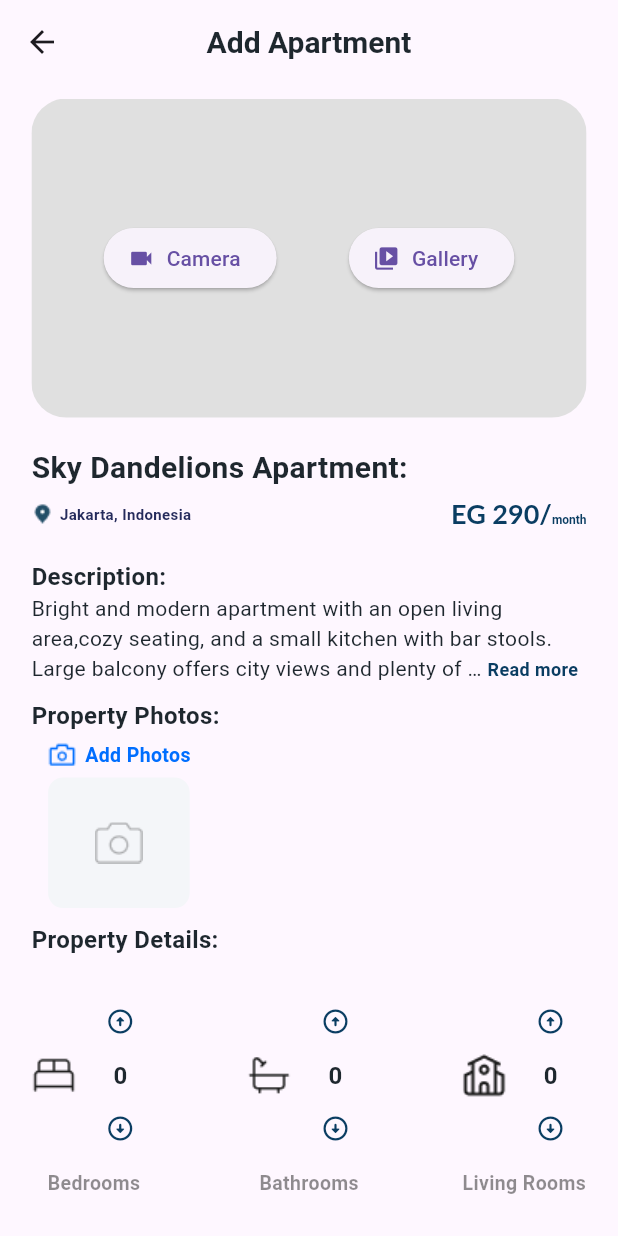
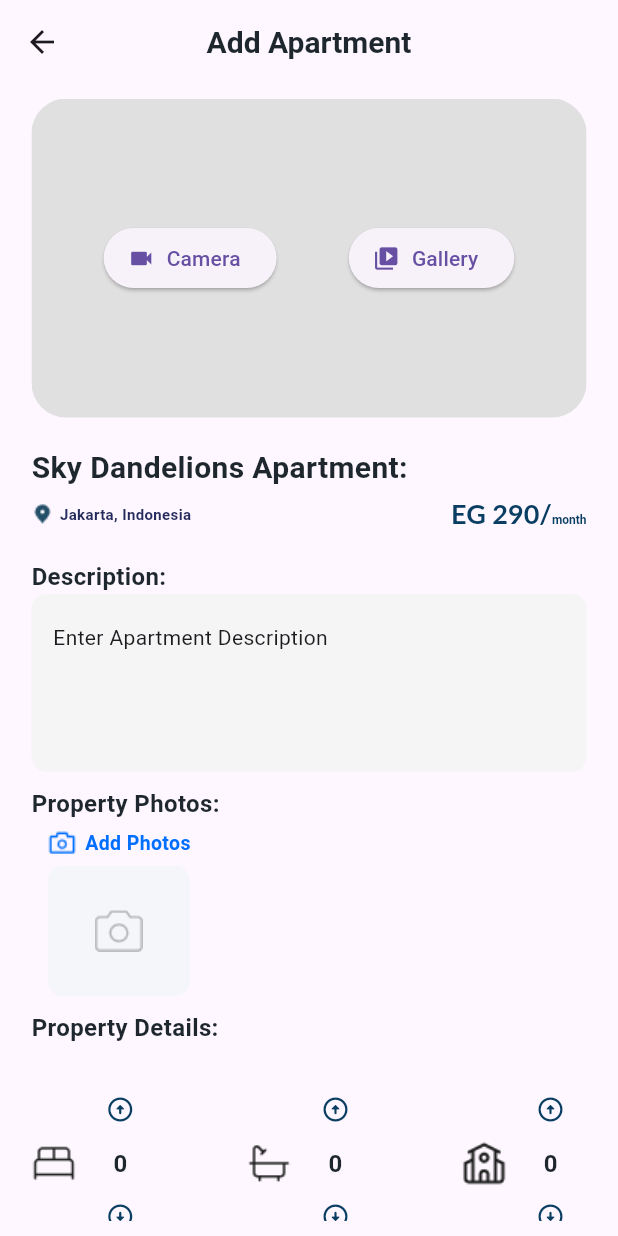
Before and after one commit to samersad/sokon, a Flutter app: the AddApartment screen opened by its route, on a phone screen of 412 x 824 dp. Run offline on Flutter 3.47's test engine with Material 3 defaults, Android fonts, the light colour scheme and no system bars; drawn by our look-alikes of readmore; our stand-ins replace animated_bottom_navigation_bar, auto_size_text, flutter_screenutil, fluttertoast, geocoding, geolocator and 6 more; Roboto replaces fonts that are missing (Lato, Montserrat, Poppins).

Commit message:
apartment_details ui

```diff
--- a/lib/core/utils/app_assets.dart
+++ b/lib/core/utils/app_assets.dart
@@ -35,5 +35,11 @@ class AppAssets{
   static const String bathroomsIcon = 'assets/images/Bathrooms.png';
   static const String bedroomsIcon = 'assets/images/Bedrooms.png';
   static const String livingRoomsIcon = 'assets/images/Living Rooms.png';
+  static const String yesIcon = 'assets/images/yesIcon.png';
+  static const String avatar = 'assets/images/avatar.png';
+  static const String callIcon = 'assets/images/callIcon.png';
+  static const String messageIcon = 'assets/images/messageIcon.png';
+
+
 
 }
--- a/lib/core/utils/app_colors.dart
+++ b/lib/core/utils/app_colors.dart
@@ -15,6 +15,7 @@ class AppColors {
   static const Color darkGrayColor = Color( 0xFF575757);
   static const Color blueDarkColor = Color( 0xFF252B5C);
   static const Color white = Color( 0xFFF4F6F9);
+  static const Color whiteBlue = Color( 0xFF3C94FF);
 
 
 }
--- a/lib/core/utils/app_routes.dart
+++ b/lib/core/utils/app_routes.dart
@@ -6,6 +6,7 @@ class AppRoutes {
   static String verificationRoute = "verification";
   static String forgetPassword2Route = "forget_Password2";
   static String addApartmentRoute = "add_apartment";
+  static String apartmentDetailsRoute = "apartment_details";
 
 
 }
--- a/lib/core/utils/app_styles.dart
+++ b/lib/core/utils/app_styles.dart
@@ -114,6 +114,18 @@ class AppStyles {
     fontWeight: FontWeight.bold,
     color: AppColors.primaryColor,
   );
+  static TextStyle bold16PrimaryColor = TextStyle(
+    fontFamily: 'Raleway',
+    fontSize: 16,
+    fontWeight: FontWeight.bold,
+    color: AppColors.primaryColor,
+  );
+  static TextStyle bold12PrimaryColor = TextStyle(
+    fontFamily: 'Raleway',
+    fontSize: 12,
+    fontWeight: FontWeight.normal,
+    color: AppColors.primaryColor,
+  );
   static TextStyle semiBold10PrimaryColor = TextStyle(
     fontFamily: 'Raleway',
     fontSize: 10,
@@ -132,6 +144,12 @@ class AppStyles {
     fontWeight: FontWeight.bold,
     color: AppColors.primaryColor,
   );
+  static TextStyle bold10black = TextStyle(
+    fontFamily: 'Montserrat',
+    fontSize: 10,
+    fontWeight: FontWeight.bold,
+    color: AppColors.blackColor,
+  );
 
   static TextStyle medium13GrayWithOpacity = TextStyle(
       color: Color(0xFF1E1E1E).withOpacity(0.5),
@@ -140,6 +158,27 @@ class AppStyles {
       fontFamily: "Poppins"
 
   );
+  static TextStyle medium13Gray = TextStyle(
+      color: Color(0xFF8C8C8C),
+      fontSize: 13,
+      fontWeight: FontWeight.w700,
+      fontFamily: "Poppins"
+
+  );
+  static TextStyle medium16whiteBlue = TextStyle(
+      color: AppColors.whiteBlue,
+      fontSize: 16,
+      fontWeight: FontWeight.w700,
+      fontFamily: "Raleway"
+
+  );
+  static TextStyle medium13PrimaryColor = TextStyle(
+      color: AppColors.primaryColor,
+      fontSize: 13,
+      fontWeight: FontWeight.w700,
+      fontFamily: "Raleway"
+
+  );
 
 
 }
--- a/lib/features/ui/pages/add_apartment/add_apartment.dart
+++ b/lib/features/ui/pages/add_apartment/add_apartment.dart
@@ -16,6 +16,7 @@ import 'package:sokon/core/utils/app_styles.dart';
 import '../../../../core/utils/app_assets.dart';
 import '../../../../core/utils/app_routes.dart';
 import '../../widgets/alert_dialog_utils.dart';
+import '../../widgets/custom_text_form_field.dart';
 
 class AddApartment extends StatefulWidget {
   const AddApartment({super.key});
@@ -35,6 +36,7 @@ class _AddApartmentState extends State<AddApartment> {
   int bedrooms = 0;
   int bathrooms = 0;
   int livingRooms = 0;
+  TextEditingController descriptionCRl=TextEditingController(text: "");
 
   @override
   void initState() {
@@ -246,16 +248,16 @@ class _AddApartmentState extends State<AddApartment> {
               ),
               SizedBox(height: 20.h),
               Text("Description:", style: AppStyles.medium16black),
-              ReadMoreText(
-                "Bright and modern apartment with an open living area,cozy seating, and a small kitchen with bar stools. Large balcony offers city views and plenty of natural light, with plants adding a touch of nature",
-                trimLength: 150,
-                style: AppStyles.regular14black,
-                trimLines: 5,
-                trimMode: TrimMode.Length,
-                colorClickableText: AppColors.redColor,
-                trimCollapsedText: 'Read more',
-                trimExpandedText: '  Read less',
-                moreStyle: AppStyles.bold12Primary,
+              CustomTextFormField(controller: descriptionCRl,
+                maxLines: 4
+                ,hintText:"Enter Apartment Description",
+                borderSideColor: AppColors.transparentColor,
+                validator: (text) {
+                  if (text==null || text.trim().isEmpty) {
+                      return "Please enter a description";
+                  }
+                  return null;
+                },
               ),
               SizedBox(height: 10.h),
               Text("Property Photos:", style: AppStyles.medium16black),
--- a/lib/features/ui/widgets/custom_text_form_field.dart
+++ b/lib/features/ui/widgets/custom_text_form_field.dart
@@ -68,12 +68,13 @@ class _CustomTextFormFieldState extends State<CustomTextFormField> {
         fillColor:widget.fillColor??AppColors.offWhiteColor,
         filled: true,
         enabledBorder: bulitOutLineInputBorder(
-          borderSideColor: widget.borderSideColor!,
-          radius: widget.borderRadius
+          borderSideColor: widget.borderSideColor ?? AppColors.primaryColor,
+          radius: widget.borderRadius,
         ),
         focusedBorder: bulitOutLineInputBorder(
-          borderSideColor:widget.borderSideColor! ,
+          borderSideColor: widget.borderSideColor ?? AppColors.primaryColor,
         ),
+
         errorBorder: bulitOutLineInputBorder(borderSideColor: AppColors.redColor),
         focusedErrorBorder: bulitOutLineInputBorder(borderSideColor: AppColors.redColor),
         hintText: widget.hintText,
--- a/lib/main.dart
+++ b/lib/main.dart
@@ -11,6 +11,7 @@ import 'core/cache/provider/location_provider.dart';
 import 'core/utils/app_routes.dart';
 import 'features/ui/auth/login/login_screen.dart';
 import 'features/ui/pages/add_apartment/add_apartment.dart';
+import 'features/ui/pages/apartment_details_screen/apartment_details.dart';
 
 Future<void> main() async {
 WidgetsFlutterBinding.ensureInitialized();
@@ -43,6 +44,7 @@ class MyApp extends StatelessWidget {
                 AppRoutes.verificationRoute: (context) => VerificationScreen(),
                 AppRoutes.forgetPassword2Route: (context) => ForgetPasswordScreen2(),
                 AppRoutes.addApartmentRoute: (context) => AddApartment(),
+                AppRoutes.apartmentDetailsRoute: (context) => ApartmentDetails(),
 
               },
               theme: ThemeData.light()
--- a/pubspec.yaml
+++ b/pubspec.yaml
@@ -76,6 +76,8 @@ flutter:
   # To add assets to your application, add an assets section, like this:
   assets:
     - assets/images/
+    - assets/videos/
+
   #   - images/a_dot_ham.jpeg
 
   # An image asset can refer to one or more resolution-specific "variants", see
```
Also changed, not shown: lib/features/ui/pages/apartment_details_screen/apartment_details.dart (added, +395 -0 lines), assets/images/avatar.png (added), assets/images/callIcon.png (added), assets/images/messageIcon.png (added), assets/images/yesIcon.png (added), 1 other file.
